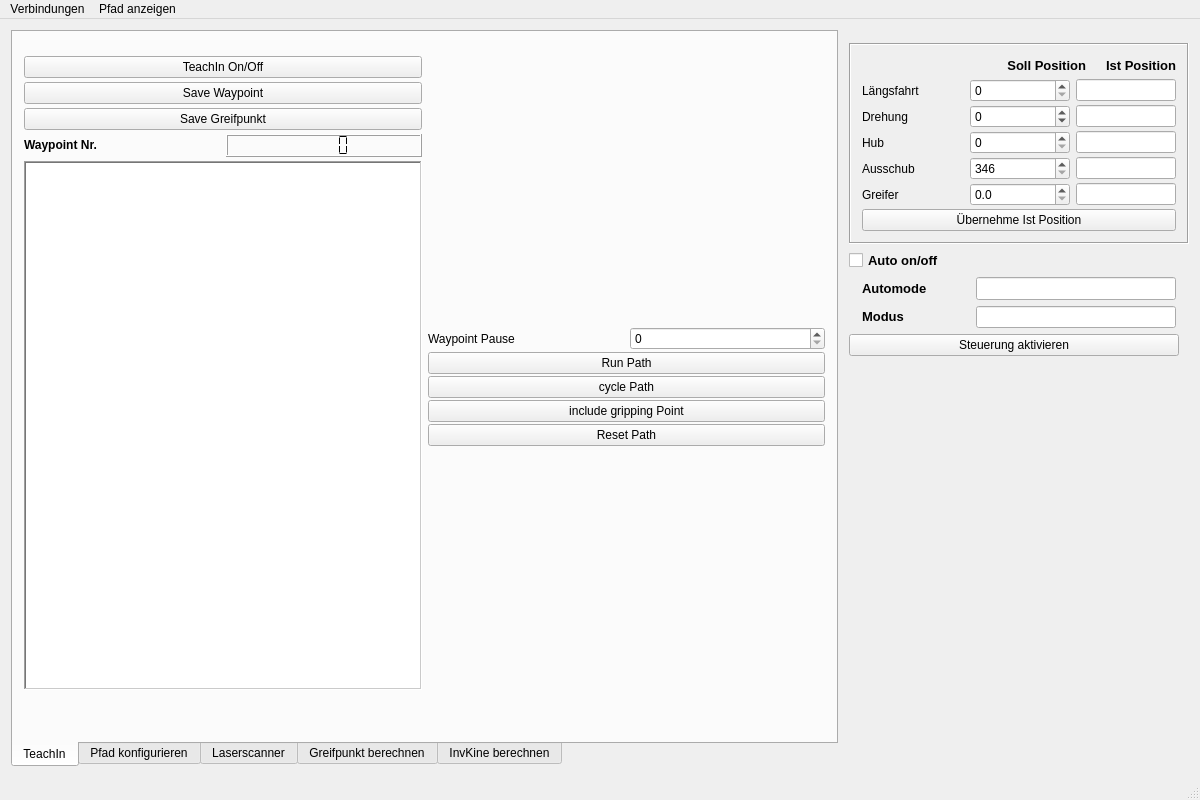
Qt form mainwindow.ui (LaurinCoder/Robokran) before a commit.
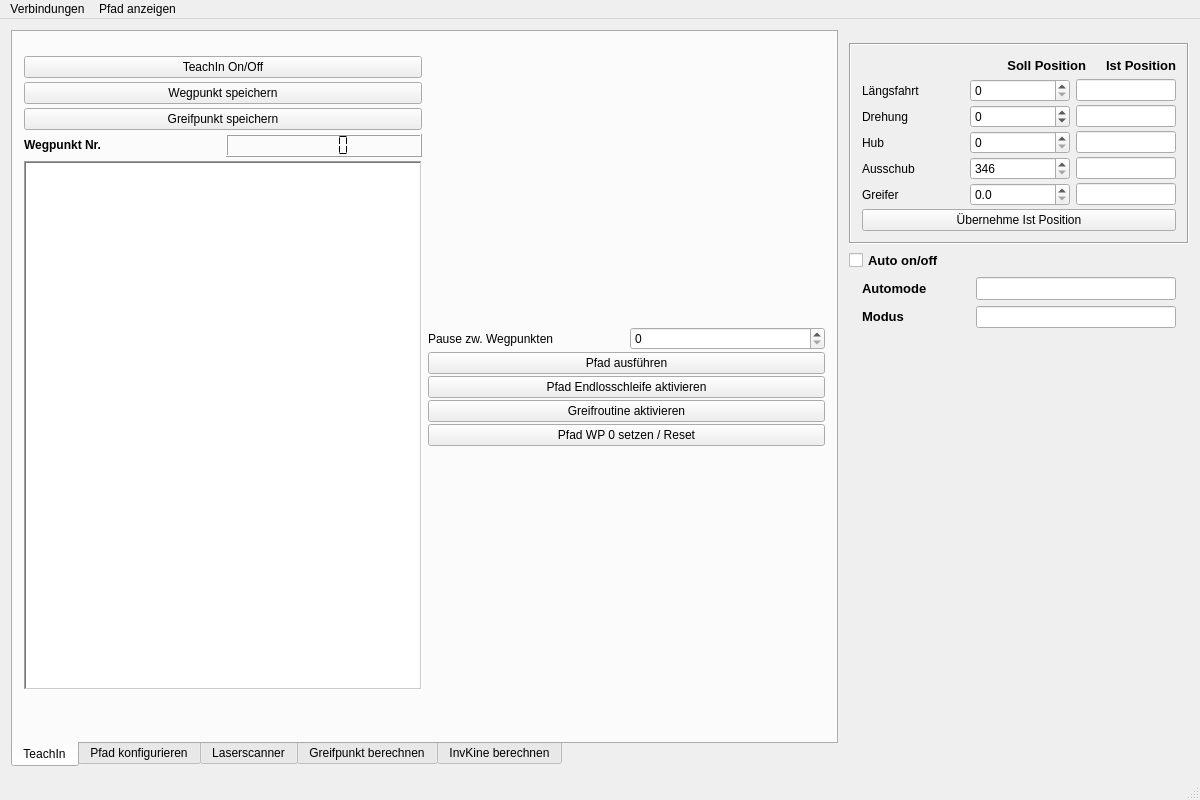
The same form after that commit. The open tabs and pages were chosen to show the change.

The edit to the form file:
```diff
--- a/mainwindow.ui
+++ b/mainwindow.ui
@@ -109,14 +109,14 @@
             <item>
              <widget class="QPushButton" name="saveWaypoint">
               <property name="text">
-               <string>Save Waypoint</string>
+               <string>Wegpunkt speichern</string>
               </property>
              </widget>
             </item>
             <item>
              <widget class="QPushButton" name="setGrippingPointManual">
               <property name="text">
-               <string>Save Greifpunkt</string>
+               <string>Greifpunkt speichern</string>
               </property>
              </widget>
             </item>
@@ -131,7 +131,7 @@
                  </sizepolicy>
                 </property>
                 <property name="text">
-                 <string>&lt;html&gt;&lt;head/&gt;&lt;body&gt;&lt;p&gt;&lt;span style=&quot; font-weight:600;&quot;&gt;Waypoint Nr.&lt;/span&gt;&lt;/p&gt;&lt;/body&gt;&lt;/html&gt;</string>
+                 <string>&lt;html&gt;&lt;head/&gt;&lt;body&gt;&lt;p&gt;&lt;span style=&quot; font-weight:600;&quot;&gt;Wegpunkt Nr.&lt;/span&gt;&lt;/p&gt;&lt;/body&gt;&lt;/html&gt;</string>
                 </property>
                </widget>
               </item>
@@ -255,7 +255,7 @@
                </font>
               </property>
               <property name="text">
-               <string>Waypoint Pause</string>
+               <string>Pause zw. Wegpunkten</string>
               </property>
              </widget>
             </item>
@@ -277,7 +277,7 @@
           <item>
            <widget class="QPushButton" name="runPath">
             <property name="text">
-             <string>Run Path</string>
+             <string>Pfad ausführen</string>
             </property>
             <property name="checkable">
              <bool>true</bool>
@@ -290,7 +290,7 @@
           <item>
            <widget class="QPushButton" name="cyclePath">
             <property name="text">
-             <string>cycle Path</string>
+             <string>Pfad Endlosschleife aktivieren</string>
             </property>
             <property name="checkable">
              <bool>true</bool>
@@ -300,7 +300,7 @@
           <item>
            <widget class="QPushButton" name="includeGP">
             <property name="text">
-             <string>include gripping Point</string>
+             <string>Greifroutine aktivieren</string>
             </property>
             <property name="checkable">
              <bool>true</bool>
@@ -310,7 +310,7 @@
           <item>
            <widget class="QPushButton" name="resetPath">
             <property name="text">
-             <string>Reset Path</string>
+             <string>Pfad WP 0 setzen / Reset</string>
             </property>
            </widget>
           </item>
@@ -2081,25 +2081,6 @@
         </item>
        </layout>
       </item>
-      <item>
-       <widget class="QPushButton" name="moveJoints">
-        <property name="sizePolicy">
-         <sizepolicy hsizetype="Expanding" vsizetype="Fixed">
-          <horstretch>0</horstretch>
-          <verstretch>0</verstretch>
-         </sizepolicy>
-        </property>
-        <property name="maximumSize">
-         <size>
-          <width>330</width>
-          <height>16777215</height>
-         </size>
-        </property>
-        <property name="text">
-         <string>Steuerung aktivieren</string>
-        </property>
-       </widget>
-      </item>
       <item>
        <spacer name="verticalSpacer">
         <property name="orientation">
```
Left out of the diff: 54 changed lines with no effect on the pictures.
